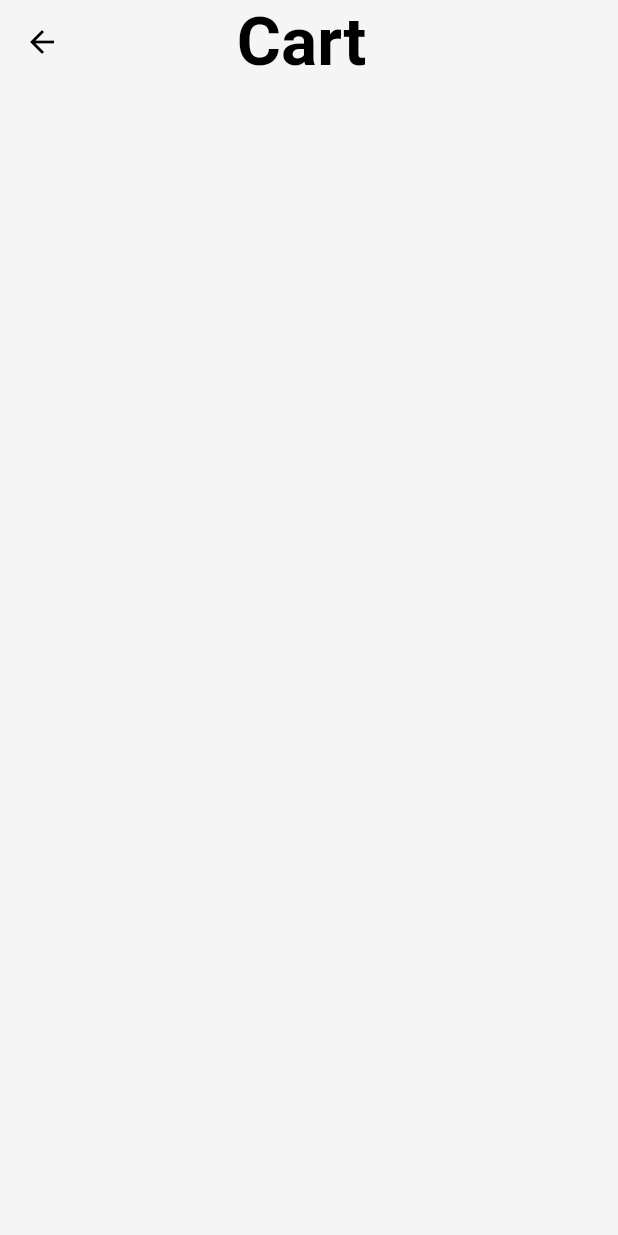
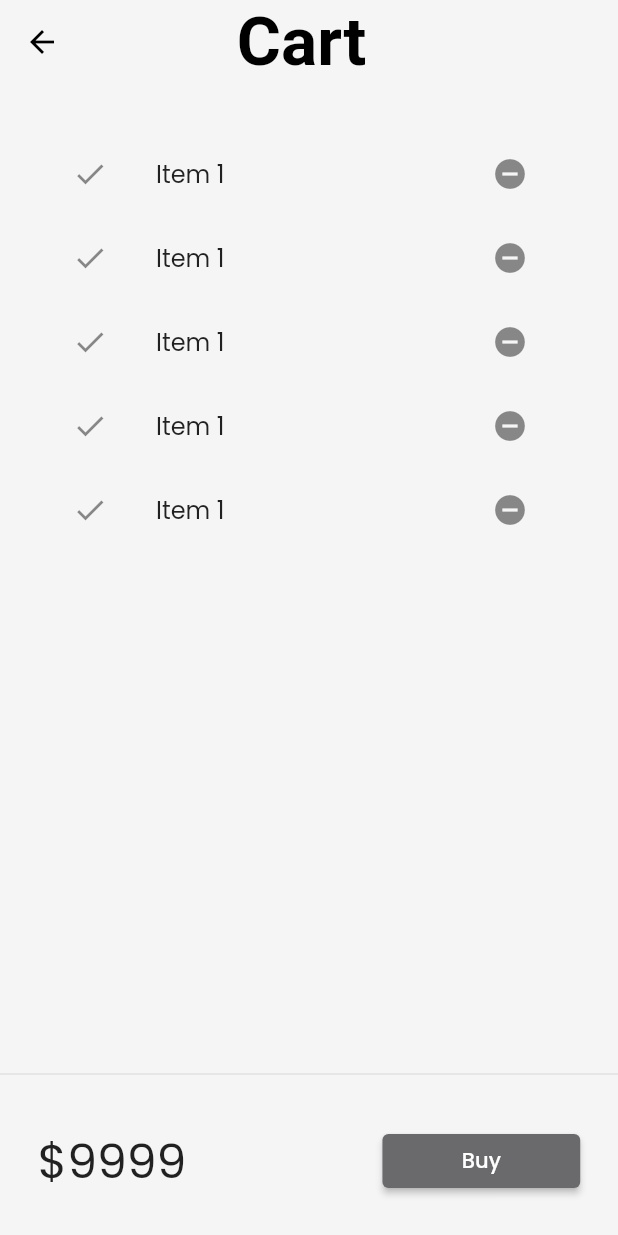
Before and after one commit to itssid22/Ecom_app, a Flutter app: the screen it shows after launch, after a tap on an icon or button, on a phone screen of 412 x 824 dp. Run offline on Flutter 3.47's test engine with Material 2 defaults, Android fonts, the light colour scheme and no system bars; our stand-ins replace google_fonts, velocity_x; missing offline and left inert: google_language_fonts; network calls fail.

Commit message:
day_4_completed

```diff
--- /dev/null
+++ b/lib/models/cart.dart
@@ -0,0 +1,36 @@
+import 'package:f_2_app/models/catalog.dart';
+
+class CartModel {
+  //catalog field
+  late CatalogModel _catalog;
+
+  // collection of IDs - store ids of each item
+
+  final List<int> _itemIds = [];
+
+  //get catalog
+
+  CatalogModel get catalog => _catalog;
+
+  set Catalog(CatalogModel newCatalog) {
+    assert(newCatalog != null);
+    _catalog = newCatalog;
+  }
+
+  // now we'll get items in the cart
+
+  List<Item> get items => _itemIds.map(((id) => _catalog.getById(id))).toList();
+//get total price
+  num get totalPrice =>
+      items.fold(0, (total, current) => total + current.price);
+
+  //add Item
+
+  void add(Item item) {
+    _itemIds.add(item.id);
+  }
+
+  void remove(Item item) {
+    _itemIds.remove(item.id);
+  }
+}
--- a/lib/models/catalog.dart
+++ b/lib/models/catalog.dart
@@ -4,10 +4,10 @@ import 'dart:convert';
 class CatalogModel {
   static List<Item> items = [];
   //watch video at 4:36
-  static Item getById(int id) =>
+  Item getById(int id) =>
       items.firstWhere((element) => element.id == id, orElse: null);
 
-  static Item getByPosition(int pos) => items[pos];
+  Item getByPosition(int pos) => items[pos];
 }
 
 class Item {
--- a/lib/pages/cart_page.dart
+++ b/lib/pages/cart_page.dart
@@ -23,6 +23,57 @@ class CartPage extends StatelessWidget {
                 .accentColor) // cart page me cart ko dark theme me white color dene ke liye ek to yaha color de do, ya fir MyTheme ke dark theme mek jaake Theme.of(context).textTheme.copyWith(headline: contet.textTheme.headline6.copywith(color:Colors.whhite),)
             .make(),
       ),
+      body: Column(
+        children: [_CartList().p32().expand(), Divider(), _CartTotal()],
+      ),
     );
   }
 }
+
+class _CartTotal extends StatelessWidget {
+  const _CartTotal({super.key});
+
+  @override
+  Widget build(BuildContext context) {
+    return SizedBox(
+        height: 100,
+        child: Row(
+          mainAxisAlignment: MainAxisAlignment.spaceAround,
+          children: [
+            "\$9999".text.xl4.make(),
+            30.widthBox,
+            ElevatedButton(
+                    onPressed: () {
+                      ScaffoldMessenger.of(context).showSnackBar(SnackBar(
+                          content: "Buying not supported yet !".text.make()));
+                    },
+                    style: ButtonStyle(
+                        backgroundColor: MaterialStateProperty.all(
+                            context.theme.buttonColor)),
+                    child: "Buy".text.white.make())
+                .w32(context)
+          ],
+        ));
+  }
+}
+
+class _CartList extends StatefulWidget {
+  const _CartList({super.key});
+
+  @override
+  State<_CartList> createState() => __CartListState();
+}
+
+class __CartListState extends State<_CartList> {
+  @override
+  Widget build(BuildContext context) {
+    return ListView.builder(
+      itemCount: 5,
+      itemBuilder: (context, index) => ListTile(
+        leading: Icon(Icons.done),
+        trailing: IconButton(onPressed: () {}, icon: Icon(Icons.remove_circle)),
+        title: "Item 1".text.make(),
+      ),
+    );
+  }
+}
--- a/lib/widgets/home_widgets/catalog_list.dart
+++ b/lib/widgets/home_widgets/catalog_list.dart
@@ -17,8 +17,9 @@ class CatalogList extends StatelessWidget {
         shrinkWrap: true,
         itemCount: CatalogModel.items.length,
         itemBuilder: ((context, index) {
-          // final catalog = CatalogModel.items[index];//is line ke badle niche wale methods bhi use kar sakte items ko accesss karne ke liye
-          final catalog = CatalogModel.getByPosition(index);
+          final catalog = CatalogModel.items[
+              index]; //is line ke badle niche wale methods bhi use kar sakte items ko accesss karne ke liye
+          // final catalog = CatalogModel.getByPosition(index);
           // final catalog = CatalogModel.getById(index);
 
           return InkWell(
```
